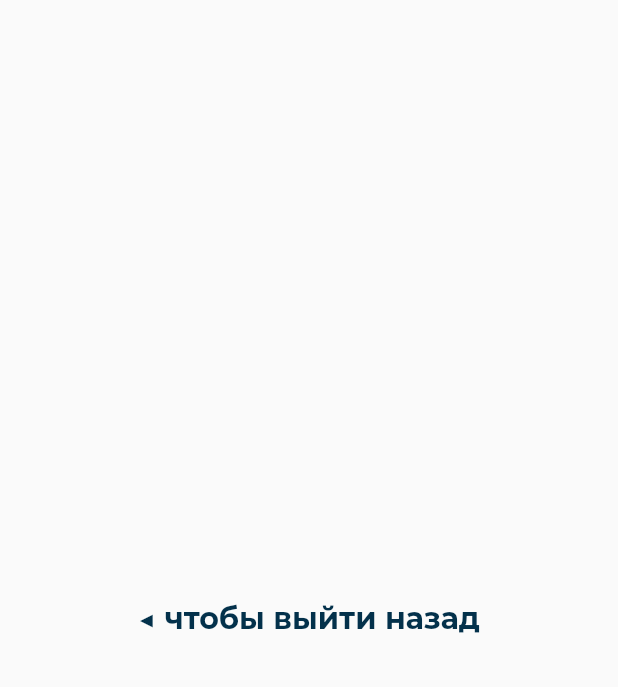
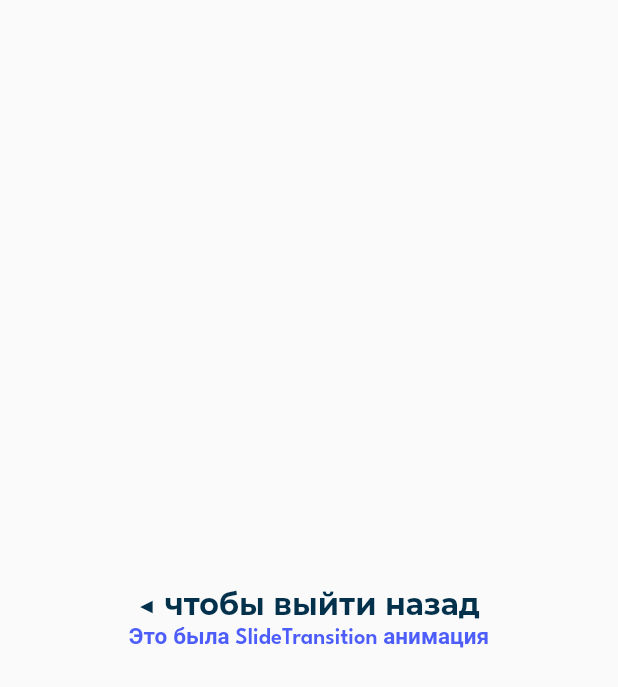
Before and after one commit to iomccormak/child_camp_app, a Flutter app: the screen it shows after launch, after a tap on "Секции", on a phone screen of 412 x 824 dp. Shown: the top 687 px of the screen. Run offline on Flutter 3.47's test engine with Material 2 defaults, Android fonts, the phone set to English and light mode, and no system bars; our stand-ins replace flutter_screenutil, flutter_svg.

Commit message:
another fixes

```diff
--- a/lib/screens/new_screen.dart
+++ b/lib/screens/new_screen.dart
@@ -2,16 +2,27 @@ import 'package:child_camp_app/util/app_text_styles.dart';
 import 'package:flutter/material.dart';
 
 class NewScreen extends StatelessWidget {
-  const NewScreen({super.key});
+  const NewScreen({super.key, required this.animation});
+
+  final String animation;
 
   @override
   Widget build(BuildContext context) {
     return Scaffold(
       body: Container(
         alignment: Alignment.center,
-        child: Text(
-          '◀ чтобы выйти назад',
-          style: AppTextStyles.classicTitleStyle,
+        child: Column(
+          mainAxisAlignment: MainAxisAlignment.center,
+          children: [
+            Text(
+              '◀ чтобы выйти назад',
+              style: AppTextStyles.classicTitleStyle,
+            ),
+            Text(
+              'Это была $animation анимация',
+              style: AppTextStyles.buttonStyle,
+            )
+          ],
         ),
       ),
     );
--- a/lib/widgets/achievement_level.dart
+++ b/lib/widgets/achievement_level.dart
@@ -107,7 +107,9 @@ class _AchievementLevelState extends State<AchievementLevel>
         );
       },
       pageBuilder: (context, animation, secondaryAnimation) {
-        return const NewScreen();
+        return const NewScreen(
+          animation: "FadeTransition",
+        );
       },
     );
   }
--- a/lib/widgets/coins_balance.dart
+++ b/lib/widgets/coins_balance.dart
@@ -72,7 +72,9 @@ class CoinsBalance extends StatelessWidget {
         );
       },
       pageBuilder: (context, animation, secondaryAnimation) {
-        return const NewScreen();
+        return const NewScreen(
+          animation: "ScaleTransition",
+        );
       },
     );
   }
--- a/lib/widgets/current_change.dart
+++ b/lib/widgets/current_change.dart
@@ -129,7 +129,9 @@ class _CurrentChangeState extends State<CurrentChange>
         );
       },
       pageBuilder: (context, animation, secondaryAnimation) {
-        return const NewScreen();
+        return const NewScreen(
+          animation: "FadeTransition",
+        );
       },
     );
   }
--- a/lib/widgets/current_time.dart
+++ b/lib/widgets/current_time.dart
@@ -96,7 +96,9 @@ class _CurrentTimeState extends State<CurrentTime>
         );
       },
       pageBuilder: (context, animation, secondaryAnimation) {
-        return const NewScreen();
+        return const NewScreen(
+          animation: "ScaleTransition",
+        );
       },
     );
   }
--- a/lib/widgets/diamond_balance.dart
+++ b/lib/widgets/diamond_balance.dart
@@ -76,7 +76,9 @@ class DiamondBalance extends StatelessWidget {
         );
       },
       pageBuilder: (context, animation, secondaryAnimation) {
-        return const NewScreen();
+        return const NewScreen(
+          animation: "RotationTransition",
+        );
       },
     );
   }
--- a/lib/widgets/profile.dart
+++ b/lib/widgets/profile.dart
@@ -76,7 +76,9 @@ class _ProfileState extends State<Profile> with TickerProviderStateMixin {
         );
       },
       pageBuilder: (context, animation, secondaryAnimation) {
-        return const NewScreen();
+        return const NewScreen(
+          animation: "ScaleTransition",
+        );
       },
     );
   }
--- a/lib/widgets/sections.dart
+++ b/lib/widgets/sections.dart
@@ -73,15 +73,17 @@ class _SectionsState extends State<Sections> with TickerProviderStateMixin {
     return PageRouteBuilder(
       transitionDuration: const Duration(milliseconds: 300),
       transitionsBuilder: (context, animation, secondaryAnimation, child) {
-        animation = CurvedAnimation(parent: animation, curve: Curves.linear);
-        return ScaleTransition(
-          alignment: Alignment.topLeft,
-          scale: animation,
+        return SlideTransition(
+          position:
+              Tween<Offset>(begin: const Offset(1.0, 0.0), end: Offset.zero)
+                  .animate(animation),
           child: child,
         );
       },
       pageBuilder: (context, animation, secondaryAnimation) {
-        return const NewScreen();
+        return const NewScreen(
+          animation: "SlideTransition",
+        );
       },
     );
   }
```
Also changed, not shown: lib/widgets/my_changes.dart (+7 -5 lines).
